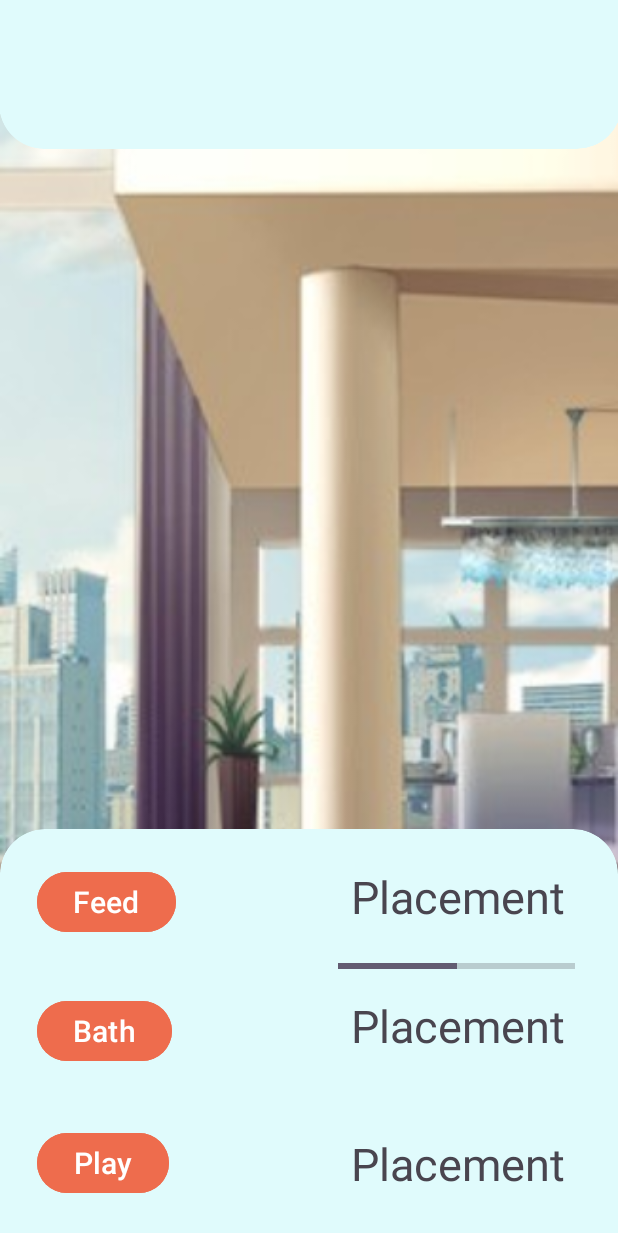
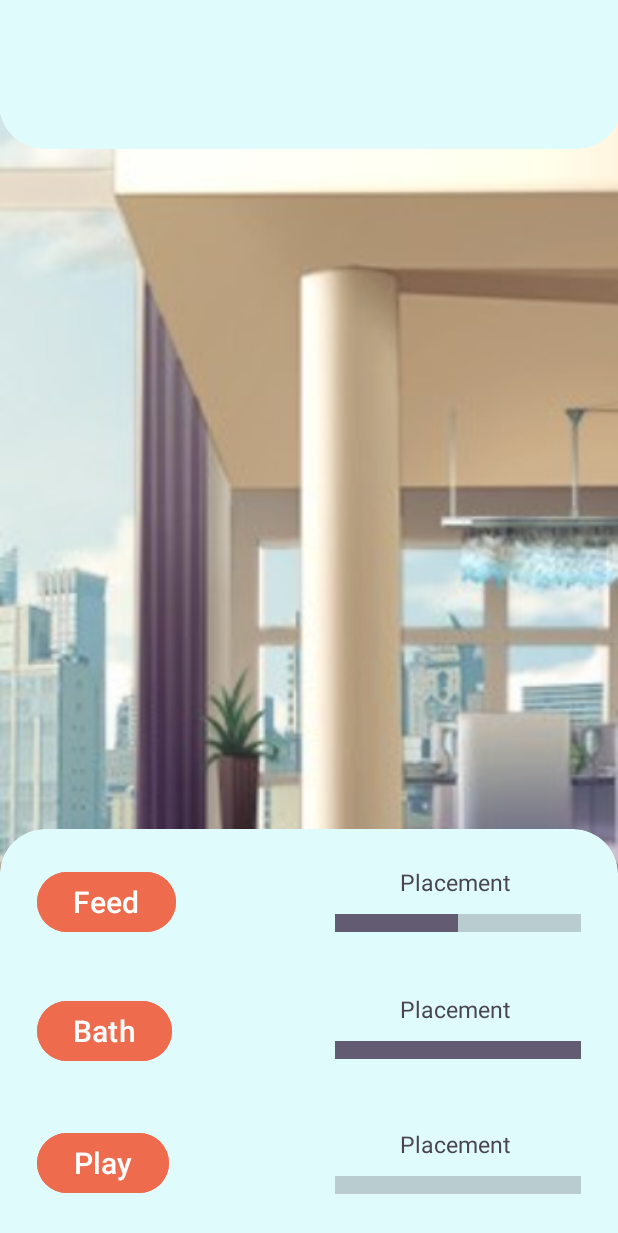
Before and after one commit to Adam-smh/IMAD-A2-st10458049, an Android app: the PetInteraction screen opened directly, with no data from a screen before it, on a phone screen of 412 x 824 dp. Shown: the top 1233 px of the screen. Run offline under Robolectric (Android 15) with nearby library versions, the phone set to English and light mode, and no system bars.

Commit message:
Completed all pet interaction fun, UI mostly complete

```diff
--- a/TamagotchiApp/app/src/main/java/com/example/tamagotchiapp/InitPage.kt
+++ b/TamagotchiApp/app/src/main/java/com/example/tamagotchiapp/InitPage.kt
@@ -29,6 +29,7 @@ class InitPage : AppCompatActivity() {
             Context.MODE_PRIVATE)
         petName = sharedPreferences.getString("pet_name", "")
 
+        //button submits name verifies it and saves name locally
         btnSubmitName.setOnClickListener{
             val newName = input.text.toString()
             if(newName == ""){
--- a/TamagotchiApp/app/src/main/java/com/example/tamagotchiapp/PetStatus.kt
+++ b/TamagotchiApp/app/src/main/java/com/example/tamagotchiapp/PetStatus.kt
@@ -2,6 +2,6 @@ package com.example.tamagotchiapp
 
 data class PetStatus(
     var hunger: Int,
-    var dirty: Int,
+    var clean: Int,
     var boredom: Int
 )
--- a/TamagotchiApp/app/src/main/res/layout/activity_init_page.xml
+++ b/TamagotchiApp/app/src/main/res/layout/activity_init_page.xml
@@ -43,6 +43,8 @@
 
         android:text="Save"
 
+        android:backgroundTint="@color/btnBG"
+
         app:layout_constraintBottom_toBottomOf="parent"
         app:layout_constraintStart_toStartOf="parent" />
 
--- a/TamagotchiApp/app/src/main/res/layout/activity_pet_interaction.xml
+++ b/TamagotchiApp/app/src/main/res/layout/activity_pet_interaction.xml
@@ -5,7 +5,7 @@
     android:layout_width="match_parent"
     android:layout_height="match_parent"
     tools:context=".PetInteraction"
-    android:background="@drawable/gatchaBG2DayCrop"
+    android:background="@drawable/bg_day"
     >
 
     <com.google.android.material.card.MaterialCardView
@@ -77,16 +77,33 @@
 
                 android:id="@+id/hungerStatus"
 
-                android:layout_width="163dp"
-                android:layout_height="48dp"
+                android:layout_width="111dp"
+                android:layout_height="19dp"
 
                 android:layout_marginTop="16dp"
-                android:layout_marginEnd="16dp"
+                android:layout_marginEnd="44dp"
                 android:text="Placement"
                 android:textAlignment="center"
-                android:textSize="30sp"
+                android:textSize="15sp"
                 app:layout_constraintEnd_toEndOf="parent"
                 app:layout_constraintTop_toTopOf="parent" />
+
+            <ProgressBar
+
+                android:id="@+id/hungerBar"
+                style="?android:attr/progressBarStyleHorizontal"
+
+                android:scaleY="3"
+                android:layout_width="164dp"
+                android:layout_height="21dp"
+                android:layout_marginTop="8dp"
+                android:layout_marginEnd="16dp"
+
+                android:max="300"
+                android:min="1"
+                android:progress="150"
+                app:layout_constraintEnd_toEndOf="parent"
+                app:layout_constraintTop_toBottomOf="@+id/hungerStatus" />
 
             <Button
 
@@ -108,22 +125,36 @@
                 app:layout_constraintVertical_bias="0.393" />
 
 
-
             <TextView
 
                 android:id="@+id/dirtyStatus"
-                android:layout_width="163dp"
-                android:layout_height="48dp"
+                android:layout_width="111dp"
+                android:layout_height="19dp"
 
-                android:layout_marginTop="24dp"
-                android:layout_marginEnd="16dp"
+                android:layout_marginTop="36dp"
+                android:layout_marginEnd="44dp"
                 android:text="Placement"
                 android:textAlignment="center"
-                android:textSize="30sp"
-                app:layout_constraintBottom_toTopOf="@+id/boredomStatus"
+                android:textSize="15sp"
                 app:layout_constraintEnd_toEndOf="parent"
-                app:layout_constraintTop_toBottomOf="@+id/hungerStatus"
-                app:layout_constraintVertical_bias="0.245" />
+                app:layout_constraintTop_toBottomOf="@+id/hungerBar" />
+
+
+            <ProgressBar
+
+                android:id="@+id/stinkyBar"
+                style="?android:attr/progressBarStyleHorizontal"
+
+                android:layout_width="164dp"
+                android:scaleY="3"
+                android:layout_height="21dp"
+                android:layout_marginTop="8dp"
+                android:layout_marginEnd="16dp"
+                android:max="300"
+                android:min="1"
+                android:progress="300"
+                app:layout_constraintEnd_toEndOf="parent"
+                app:layout_constraintTop_toBottomOf="@+id/dirtyStatus" />
 
             <Button
 
@@ -132,8 +163,8 @@
                 android:layout_width="wrap_content"
                 android:layout_height="wrap_content"
                 android:layout_marginStart="16dp"
+                android:layout_marginBottom="16dp"
 
-                android:layout_marginBottom="16dp"
                 android:backgroundTint="@color/btnBG"
                 android:text="Play"
                 android:textAlignment="center"
@@ -141,36 +172,36 @@
                 app:layout_constraintBottom_toBottomOf="parent"
                 app:layout_constraintStart_toStartOf="parent" />
 
+            <ProgressBar
+
+                android:id="@+id/boredBar"
+                style="?android:attr/progressBarStyleHorizontal"
+
+                android:layout_width="164dp"
+                android:scaleY="3"
+                android:layout_height="21dp"
+                android:layout_marginTop="8dp"
+                android:layout_marginEnd="16dp"
+                android:max="300"
+                android:min="1"
+                android:progress="0"
+                app:layout_constraintEnd_toEndOf="parent"
+                app:layout_constraintTop_toBottomOf="@+id/boredomStatus" />
 
             <TextView
 
                 android:id="@+id/boredomStatus"
-                android:layout_width="163dp"
-                android:layout_height="48dp"
+                android:layout_width="111dp"
+                android:layout_height="19dp"
 
-                android:layout_marginEnd="16dp"
-                android:layout_marginBottom="12dp"
+                android:layout_marginEnd="44dp"
+                android:layout_marginBottom="44dp"
                 android:text="Placement"
                 android:textAlignment="center"
-                android:textSize="30sp"
+                android:textSize="15sp"
                 app:layout_constraintBottom_toBottomOf="parent"
                 app:layout_constraintEnd_toEndOf="parent" />
 
-            <ProgressBar
-
-                android:max="3"
-                android:min="1"
-
-                android:progress="2"
-
-                android:id="@+id/progressBar"
-                style="?android:attr/progressBarStyleHorizontal"
-                android:layout_width="158dp"
-                android:layout_height="18dp"
-                android:layout_marginEnd="20dp"
-                app:layout_constraintBottom_toTopOf="@+id/dirtyStatus"
-                app:layout_constraintEnd_toEndOf="parent"
-                app:layout_constraintTop_toBottomOf="@+id/hungerStatus" />
         </androidx.constraintlayout.widget.ConstraintLayout>
     </com.google.android.material.card.MaterialCardView>
 </androidx.constraintlayout.widget.ConstraintLayout>
```
Also changed, not shown: TamagotchiApp/app/src/main/java/com/example/tamagotchiapp/PetActions.kt (+58 -30 lines), TamagotchiApp/app/src/main/java/com/example/tamagotchiapp/PetInteraction.kt (+40 -50 lines), TamagotchiApp/app/src/main/java/com/example/tamagotchiapp/RangeStats.kt (added, +20 -0 lines), TamagotchiApp/app/src/main/java/com/example/tamagotchiapp/ResModel.kt (added, +7 -0 lines), TamagotchiApp/app/src/main/res/drawable/square.xml (deleted, +0 -19 lines), TamagotchiApp/app/src/main/res/drawable/bg_day.jpg (renamed from TamagotchiApp/app/src/main/res/drawable/gatchaBG2DayCrop.jpg).
